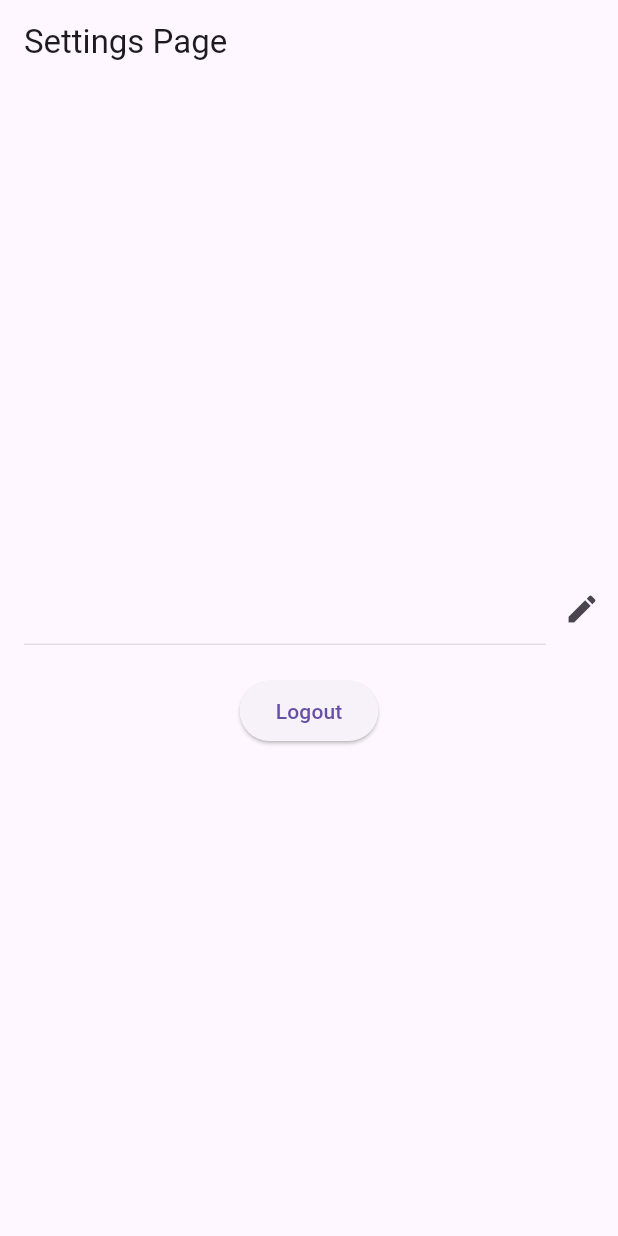
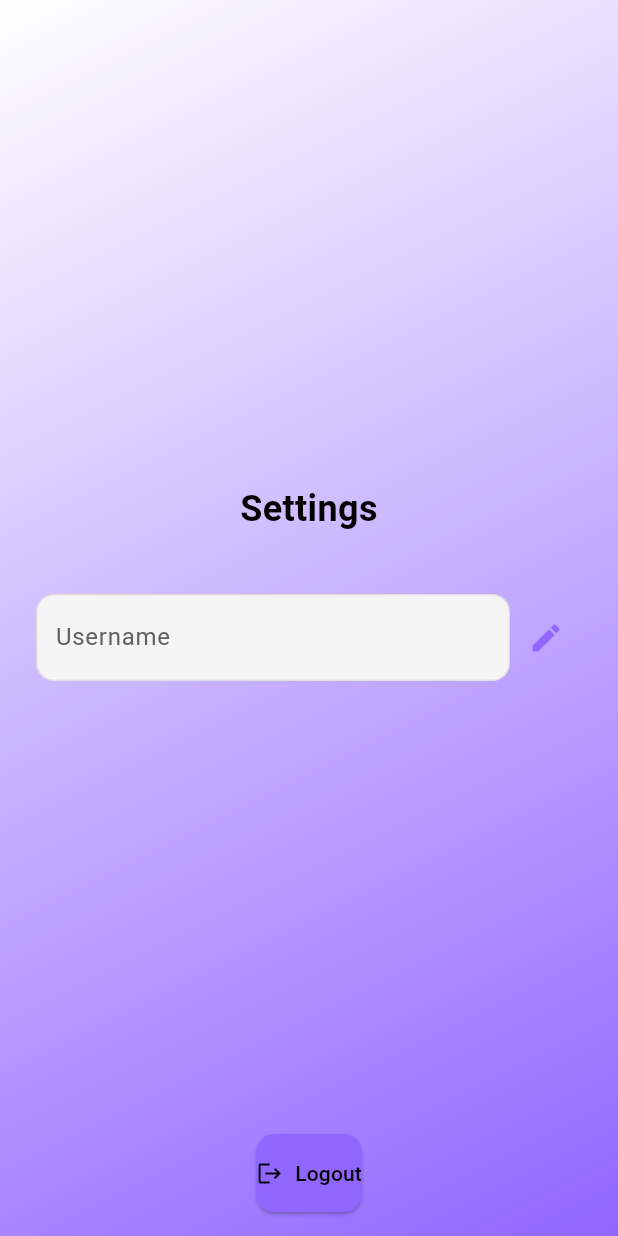
Before and after one commit to Vishal-Singh2k4/BingeBros, a Flutter app: the SettingsPage screen opened by its route, on a phone screen of 412 x 824 dp. Run offline on Flutter 3.47's test engine with Material 3 defaults, Android fonts, the phone set to English and light mode, and no system bars; our stand-ins replace carousel_slider, cloud_firestore, firebase_auth, firebase_core, google_sign_in, intl_phone_number_input and 3 more; accounts and stored records are empty.

Commit message:
minor  ui changes settings

```diff
--- a/binge/lib/main.dart
+++ b/binge/lib/main.dart
@@ -25,7 +25,7 @@ class MyApp extends StatelessWidget {
       theme: ThemeData(
         primarySwatch: Colors.blue,
       ),
-      initialRoute: Routes.onboarding, // Set SplashScreen as initial route
+      initialRoute: Routes.splash, // Set SplashScreen as initial route
       onGenerateRoute: Routes.generateRoute,
       debugShowCheckedModeBanner: false,
     );
--- a/binge/lib/pages/SettingsPage.dart
+++ b/binge/lib/pages/SettingsPage.dart
@@ -13,137 +13,219 @@ class _SettingsPageState extends State<SettingsPage> {
   final FirebaseFirestore _firestore = FirebaseFirestore.instance;
 
   bool _isEditingUsername = false;
+  String _originalUsername = '';
   TextEditingController _usernameController = TextEditingController();
 
   @override
+  void initState() {
+    super.initState();
+    _loadUsername();
+  }
+
+  void _loadUsername() async {
+    User? user = _auth.currentUser;
+    if (user != null) {
+      DocumentSnapshot snapshot =
+          await _firestore.collection('users').doc(user.uid).get();
+      var userData = snapshot.data() as Map<String, dynamic>;
+      _originalUsername = userData['username'] ?? user.email;
+      _usernameController.text = _originalUsername;
+      setState(() {}); // Ensure the UI is updated after loading the username
+    }
+  }
+
+  void _toggleEditMode() {
+    setState(() {
+      if (_isEditingUsername) {
+        // Save the new username
+        _saveUsername();
+      } else {
+        _isEditingUsername = true;
+      }
+    });
+  }
+
+  void _saveUsername() async {
+    User? user = _auth.currentUser;
+    if (user != null) {
+      await _firestore.collection('users').doc(user.uid).update({
+        'username': _usernameController.text.trim(),
+      }).then((_) {
+        ScaffoldMessenger.of(context).showSnackBar(
+          SnackBar(
+            content: Text(
+              'Username updated successfully!',
+              style: TextStyle(color: Colors.white),
+            ),
+            backgroundColor: Colors.green,
+          ),
+        );
+      }).catchError((error) {
+        ScaffoldMessenger.of(context).showSnackBar(
+          SnackBar(
+            content: Text(
+              'Error updating username. Please try again.',
+              style: TextStyle(color: Colors.white),
+            ),
+            backgroundColor: Colors.red,
+          ),
+        );
+      });
+    }
+    setState(() {
+      _isEditingUsername = false; // Exit edit mode after saving
+    });
+  }
+
+  void _cancelEdit() {
+    setState(() {
+      _usernameController.text =
+          _originalUsername; // Revert to original username
+      _isEditingUsername = false; // Exit edit mode
+    });
+  }
+
+  @override
   Widget build(BuildContext context) {
-    User? user = _auth.currentUser;
+    final bool isDarkMode =
+        MediaQuery.of(context).platformBrightness == Brightness.dark;
+
+    final Color primaryTextColor = isDarkMode ? Colors.white : Colors.black;
+    final Color secondaryTextColor =
+        isDarkMode ? Colors.grey[400]! : Colors.grey[700]!;
+    final Color buttonColor = Color(0xFF9166FF);
+
+    final Gradient backgroundGradient = isDarkMode
+        ? LinearGradient(
+            colors: [Colors.black, buttonColor],
+            begin: Alignment.topLeft,
+            end: Alignment.bottomRight,
+          )
+        : LinearGradient(
+            colors: [Colors.white, buttonColor],
+            begin: Alignment.topLeft,
+            end: Alignment.bottomRight,
+          );
 
     return Scaffold(
-      appBar: AppBar(
-        automaticallyImplyLeading: false,
-        title: Text('Settings Page'),
-      ),
-      body: Center(
-        child: user != null
-            ? FutureBuilder<DocumentSnapshot>(
-                future: _firestore.collection('users').doc(user.uid).get(),
-                builder: (context, snapshot) {
-                  if (snapshot.connectionState == ConnectionState.waiting) {
-                    return CircularProgressIndicator();
-                  }
-                  if (snapshot.hasError) {
-                    return Text('Error fetching user data.');
-                  }
-                  if (!snapshot.hasData || !snapshot.data!.exists) {
-                    return Text('No user data available.');
-                  }
-                  var userData = snapshot.data!.data() as Map<String, dynamic>;
-                  _usernameController.text = userData['username'] ?? user.email;
-
-                  return Column(
+      body: Container(
+        decoration: BoxDecoration(
+          gradient: backgroundGradient,
+        ),
+        padding: const EdgeInsets.symmetric(horizontal: 24.0),
+        child: Column(
+          mainAxisAlignment: MainAxisAlignment.spaceBetween,
+          children: [
+            Expanded(
+              child: Center(
+                child: SingleChildScrollView(
+                  child: Column(
                     mainAxisAlignment: MainAxisAlignment.center,
+                    crossAxisAlignment: CrossAxisAlignment.stretch,
                     children: [
-                      Padding(
-                        padding: const EdgeInsets.only(left: 16.0),
-                        child: Row(
-                          children: [
-                            Expanded(
+                      SizedBox(height: 20),
+                      Text(
+                        "Settings",
+                        style: TextStyle(
+                          color: primaryTextColor,
+                          fontSize: 24,
+                          fontWeight: FontWeight.bold,
+                        ),
+                        textAlign: TextAlign.center,
+                      ),
+                      SizedBox(height: 40),
+                      Row(
+                        children: [
+                          Expanded(
+                            child: Container(
+                              padding: EdgeInsets.symmetric(horizontal: 12.0),
+                              decoration: BoxDecoration(
+                                color: isDarkMode
+                                    ? Color(0xFF1E1E1E)
+                                    : Color(0xFFF5F5F5),
+                                borderRadius: BorderRadius.circular(12),
+                                border: Border.all(
+                                  color: isDarkMode
+                                      ? Color(0xFF282828)
+                                      : Colors.grey[300]!,
+                                ),
+                              ),
                               child: TextField(
                                 controller: _usernameController,
-                                // decoration:
-                                //     InputDecoration(labelText: 'Username'),
                                 enabled: _isEditingUsername,
+                                decoration: InputDecoration(
+                                  border: InputBorder.none,
+                                  hintText: "Username",
+                                  hintStyle:
+                                      TextStyle(color: secondaryTextColor),
+                                  contentPadding:
+                                      EdgeInsets.symmetric(vertical: 16.0),
+                                ),
+                                style: TextStyle(
+                                  color: primaryTextColor,
+                                  fontSize: 16,
+                                ),
                               ),
                             ),
+                          ),
+                          if (_isEditingUsername)
                             IconButton(
-                              icon: Icon(_isEditingUsername
-                                  ? Icons.check
-                                  : Icons.edit),
-                              onPressed: () {
-                                setState(() {
-                                  _isEditingUsername = !_isEditingUsername;
-                                });
-                              },
+                              icon: Icon(
+                                Icons.cancel,
+                                color: buttonColor,
+                              ),
+                              onPressed: _cancelEdit,
                             ),
-                          ],
+                          IconButton(
+                            icon: Icon(
+                              _isEditingUsername ? Icons.check : Icons.edit,
+                              color: buttonColor,
+                            ),
+                            onPressed: _toggleEditMode,
+                          ),
+                        ],
+                      ),
+                      if (_isEditingUsername) SizedBox(height: 20),
+                    ],
+                  ),
+                ),
+              ),
+            ),
+            Padding(
+              padding: const EdgeInsets.only(bottom: 16.0),
+              child: ElevatedButton.icon(
+                onPressed: () async {
+                  try {
+                    await _auth.signOut();
+                    Navigator.pushReplacementNamed(context, Routes.splash);
+                  } catch (e) {
+                    ScaffoldMessenger.of(context).showSnackBar(
+                      SnackBar(
+                        content: Text(
+                          'Error signing out. Please try again.',
+                          style: TextStyle(color: Colors.white),
                         ),
+                        backgroundColor: Colors.red,
                       ),
-                      if (_isEditingUsername) ...[
-                        SizedBox(height: 20),
-                        Row(
-                          mainAxisAlignment: MainAxisAlignment.center,
-                          children: [
-                            ElevatedButton(
-                              onPressed: () async {
-                                try {
-                                  await _firestore
-                                      .collection('users')
-                                      .doc(user.uid)
-                                      .update({
-                                    'username':
-                                        _usernameController.text.trim(),
-                                  });
-                                  ScaffoldMessenger.of(context).showSnackBar(
-                                    SnackBar(
-                                      content: Text(
-                                          'Username updated successfully!'),
-                                    ),
-                                  );
-                                  setState(() {
-                                    _isEditingUsername = false;
-                                  });
-                                } catch (e) {
-                                  ScaffoldMessenger.of(context).showSnackBar(
-                                    SnackBar(
-                                      content: Text(
-                                          'Error updating username. Please try again.'),
-                                    ),
-                                  );
-                                }
-                              },
-                              child: Text('Update Username'),
-                            ),
-                            SizedBox(width: 10),
-                            ElevatedButton(
-                              onPressed: () {
-                                setState(() {
-                                  _isEditingUsername = false;
-                                  _usernameController.text =
-                                      userData['username'] ??
-                                          user.email; // Reset to original value
-                                });
-                              },
-                              child: Text('Cancel'),
-                              // style: ElevatedButton.styleFrom(
-                              //     backgroundColor: Color.fromARGB(255, 74, 143, 204)),
-                            ),
-                          ],
-                        ),
-                      ],
-                      SizedBox(height: 20),
-                      ElevatedButton(
-                        onPressed: () async {
-                          try {
-                            await _auth.signOut();
-                            Navigator.pushReplacementNamed(
-                                context, Routes.splash);
-                          } catch (e) {
-                            ScaffoldMessenger.of(context).showSnackBar(
-                              SnackBar(
-                                content: Text(
-                                    'Error signing out. Please try again.'),
-                              ),
-                            );
-                          }
-                        },
-                        child: Text('Logout'),
-                      ),
-                    ],
-                  );
+                    );
+                  }
                 },
-              )
-            : Text('No user is signed in'),
+                icon: Icon(Icons.logout, color: primaryTextColor),
+                label: Text(
+                  'Logout',
+                  style: TextStyle(color: primaryTextColor),
+                ),
+                style: ElevatedButton.styleFrom(
+                  backgroundColor: buttonColor,
+                  padding: EdgeInsets.symmetric(vertical: 16.0),
+                  shape: RoundedRectangleBorder(
+                    borderRadius: BorderRadius.circular(12.0),
+                  ),
+                ),
+              ),
+            ),
+          ],
+        ),
       ),
     );
   }
```
Also changed, not shown: binge/pubspec.lock.
